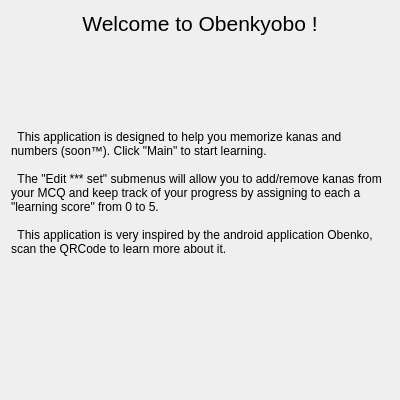
Before: the Qt Designer form Src/widgetwelcome.ui in Aryetis/Obenkyobo, drawn with Qt 5.
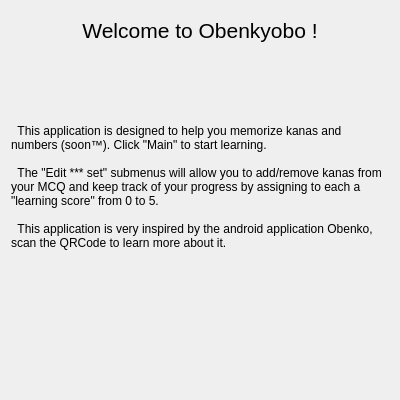
After: the same form once the commit is applied. Icons and pictures are not drawn.

What changed in the file:
```diff
--- a/Src/widgetwelcome.ui
+++ b/Src/widgetwelcome.ui
@@ -19,7 +19,7 @@
   <property name="windowTitle">
    <string>Form</string>
   </property>
-  <layout class="QVBoxLayout" name="verticalLayout_2" stretch="0,0,0">
+  <layout class="QVBoxLayout" name="verticalLayout_2" stretch="10,70,20">
    <property name="bottomMargin">
     <number>0</number>
    </property>
@@ -31,7 +31,7 @@
      <item>
       <widget class="QLabel" name="WelcomeTitle">
        <property name="sizePolicy">
-        <sizepolicy hsizetype="Expanding" vsizetype="Minimum">
+        <sizepolicy hsizetype="Preferred" vsizetype="Preferred">
          <horstretch>0</horstretch>
          <verstretch>0</verstretch>
         </sizepolicy>
@@ -61,7 +61,7 @@
      <item>
       <widget class="QLabel" name="WelcomeText">
        <property name="sizePolicy">
-        <sizepolicy hsizetype="Expanding" vsizetype="Expanding">
+        <sizepolicy hsizetype="Preferred" vsizetype="Preferred">
          <horstretch>0</horstretch>
          <verstretch>0</verstretch>
         </sizepolicy>
```
